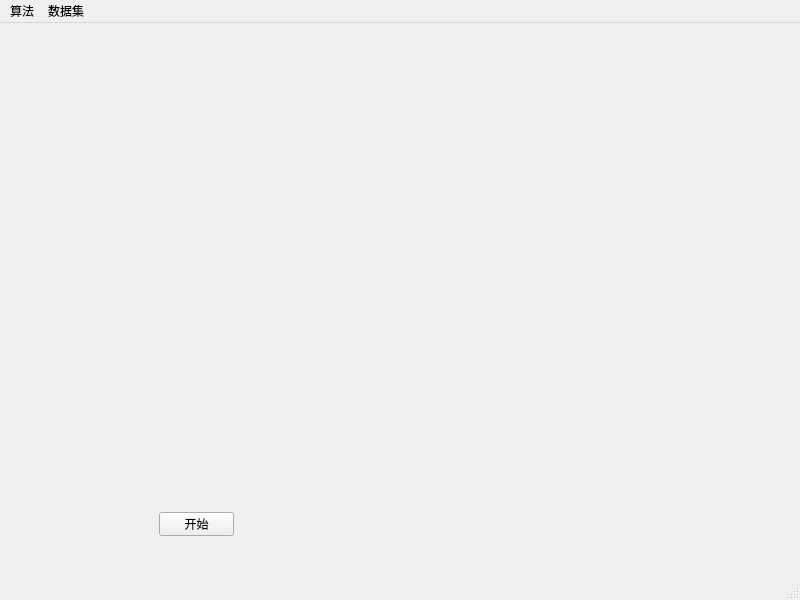
Above: tspwindow.ui from naive-yu/TSP before the change. Below: the same form after it.
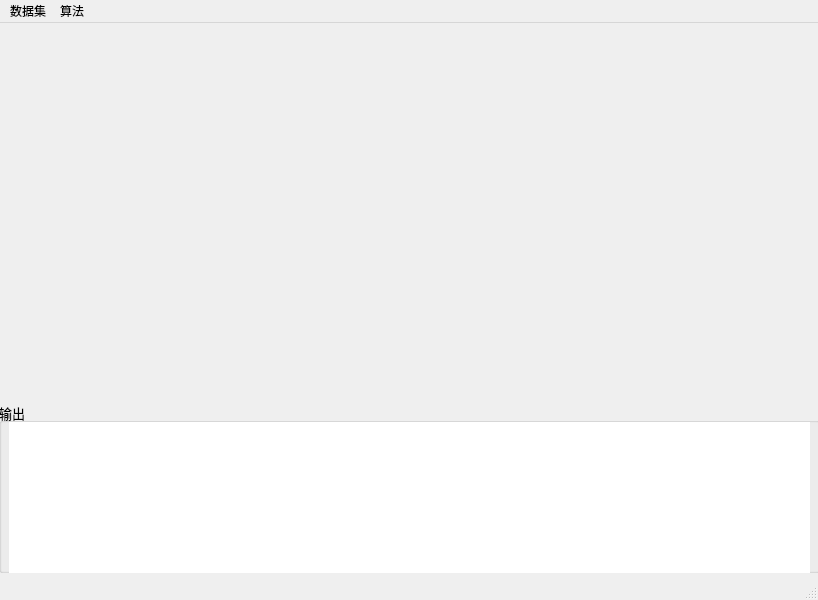
That is the form after the change.

Commit message: add dialog class.

Diff of the .ui file:
```diff
--- a/tspwindow.ui
+++ b/tspwindow.ui
@@ -6,7 +6,7 @@
    <rect>
     <x>0</x>
     <y>0</y>
-    <width>800</width>
+    <width>818</width>
     <height>600</height>
    </rect>
   </property>
@@ -17,60 +17,174 @@
    <widget class="QWidget" name="widget" native="true">
     <property name="geometry">
      <rect>
+      <x>9</x>
+      <y>-1</y>
+      <width>801</width>
+      <height>381</height>
+     </rect>
+    </property>
+   </widget>
+   <widget class="QGroupBox" name="groupBox">
+    <property name="geometry">
+     <rect>
       <x>-1</x>
-      <y>-1</y>
-      <width>401</width>
-      <height>551</height>
+      <y>379</y>
+      <width>821</width>
+      <height>171</height>
      </rect>
     </property>
-    <widget class="QPushButton" name="pushButton">
+    <property name="font">
+     <font>
+      <pointsize>10</pointsize>
+     </font>
+    </property>
+    <property name="title">
+     <string>输出</string>
+    </property>
+    <property name="flat">
+     <bool>false</bool>
+    </property>
+    <property name="checkable">
+     <bool>false</bool>
+    </property>
+    <widget class="QListWidget" name="listWidget">
      <property name="geometry">
       <rect>
-       <x>160</x>
-       <y>490</y>
-       <width>75</width>
-       <height>24</height>
+       <x>10</x>
+       <y>20</y>
+       <width>801</width>
+       <height>151</height>
       </rect>
      </property>
-     <property name="text">
-      <string>开始</string>
+     <property name="frameShape">
+      <enum>QFrame::NoFrame</enum>
+     </property>
+     <property name="autoScrollMargin">
+      <number>6</number>
      </property>
     </widget>
    </widget>
-   <widget class="QWidget" name="widget_2" native="true">
-    <property name="geometry">
-     <rect>
-      <x>399</x>
-      <y>-1</y>
-      <width>401</width>
-      <height>551</height>
-     </rect>
-    </property>
-   </widget>
   </widget>
   <widget class="QMenuBar" name="menubar">
    <property name="geometry">
     <rect>
      <x>0</x>
      <y>0</y>
-     <width>800</width>
+     <width>818</width>
      <height>22</height>
     </rect>
    </property>
-   <widget class="QMenu" name="menu">
-    <property name="title">
-     <string>算法</string>
-    </property>
-   </widget>
    <widget class="QMenu" name="menu_2">
+    <property name="font">
+     <font>
+      <pointsize>10</pointsize>
+     </font>
+    </property>
+    <property name="title">
+     <string>算法</string>
+    </property>
+    <widget class="QMenu" name="menu_3">
+     <property name="font">
+      <font>
+       <pointsize>10</pointsize>
+      </font>
+     </property>
+     <property name="title">
+      <string>蚁群算法</string>
+     </property>
+     <addaction name="action211"/>
+     <addaction name="action212"/>
+    </widget>
+    <widget class="QMenu" name="menu_4">
+     <property name="title">
+      <string>遗传算法</string>
+     </property>
+     <addaction name="action221"/>
+     <addaction name="action222"/>
+    </widget>
+    <addaction name="menu_3"/>
+    <addaction name="menu_4"/>
+   </widget>
+   <widget class="QMenu" name="menu_1">
+    <property name="font">
+     <font>
+      <pointsize>10</pointsize>
+     </font>
+    </property>
     <property name="title">
      <string>数据集</string>
     </property>
    </widget>
-   <addaction name="menu"/>
+   <addaction name="menu_1"/>
    <addaction name="menu_2"/>
   </widget>
-  <widget class="QStatusBar" name="statusbar"/>
+  <widget class="QStatusBar" name="statusbar">
+   <property name="font">
+    <font>
+     <pointsize>10</pointsize>
+    </font>
+   </property>
+  </widget>
+  <action name="action11">
+   <property name="text">
+    <string>att48</string>
+   </property>
+   <property name="font">
+    <font>
+     <pointsize>10</pointsize>
+    </font>
+   </property>
+  </action>
+  <action name="action12">
+   <property name="text">
+    <string>st70</string>
+   </property>
+   <property name="font">
+    <font>
+     <pointsize>10</pointsize>
+    </font>
+   </property>
+  </action>
+  <action name="action211">
+   <property name="text">
+    <string>直接运行</string>
+   </property>
+   <property name="font">
+    <font>
+     <pointsize>10</pointsize>
+    </font>
+   </property>
+  </action>
+  <action name="action212">
+   <property name="text">
+    <string>运行并演示</string>
+   </property>
+   <property name="font">
+    <font>
+     <pointsize>10</pointsize>
+    </font>
+   </property>
+  </action>
+  <action name="action221">
+   <property name="text">
+    <string>直接运行</string>
+   </property>
+   <property name="font">
+    <font>
+     <pointsize>10</pointsize>
+    </font>
+   </property>
+  </action>
+  <action name="action222">
+   <property name="text">
+    <string>运行并演示</string>
+   </property>
+   <property name="font">
+    <font>
+     <pointsize>10</pointsize>
+    </font>
+   </property>
+  </action>
  </widget>
  <tabstops>
   <tabstop>pushButton</tabstop>
```
Left out of the diff: 27 changed lines with no effect on the pictures. The commit also changes 14 other files.
